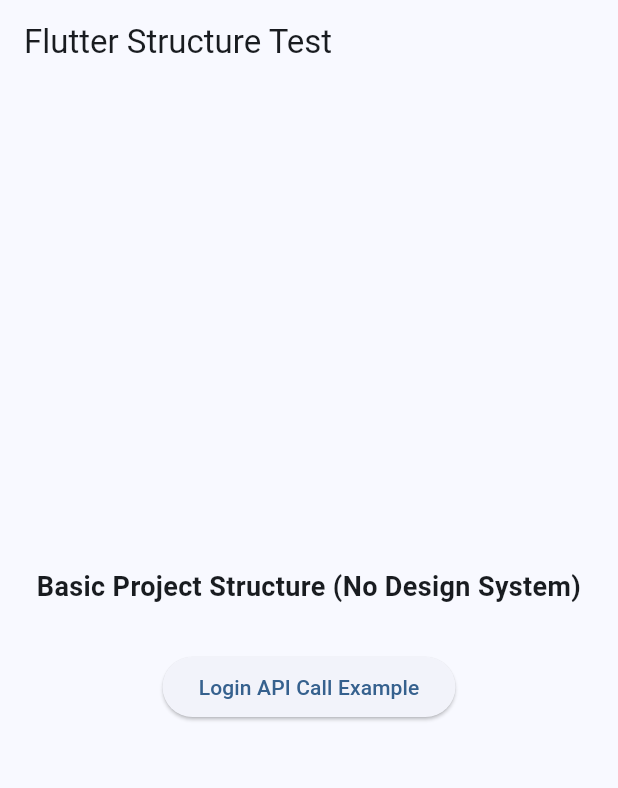
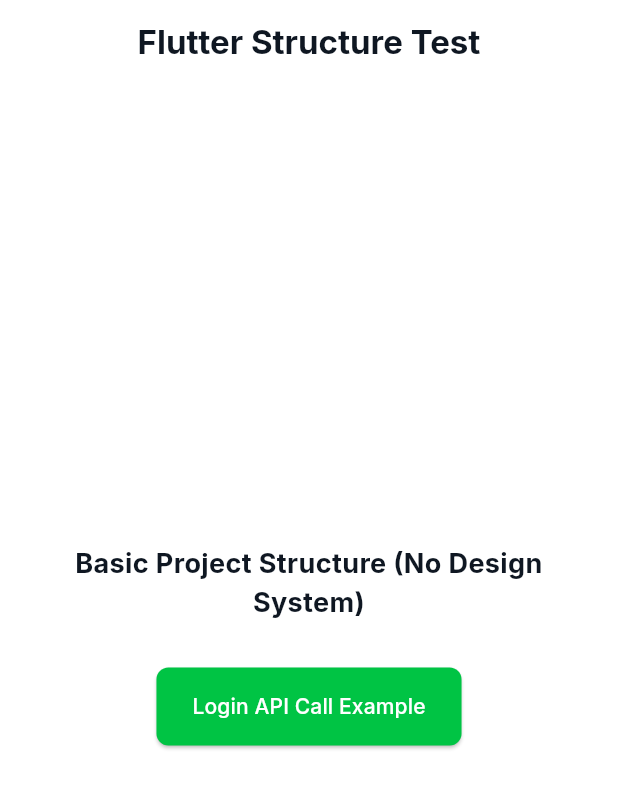
Before and after one commit to Amithkkr/autoreply_ai, a Flutter app: the screen it shows after launch, on a phone screen of 412 x 824 dp. Shown: the top 788 px of the screen. Run offline on Flutter 3.47's test engine with Material 3 defaults, Android fonts, the phone set to English and light mode, and no system bars; our stand-ins replace auto_route, dio, file_picker, firebase_auth, flutter_mobx, flutter_screenutil and 8 more; missing offline and left inert: flutter_facebook_auth, flutter_web_auth_2, twitter_login; accounts and stored records are empty; generated files the repository leaves out were written again; statements that could not run were skipped.

Commit message:
Implement design token system and project documentation for Cursor agents
- Integrated a JSON-based design token system via `assets/style_tokens.json`.
- Added `DesignTokens` class to load and parse semantic colors, spacing, radii, and typography at startup.
- Implemented `buildAppTheme` in `lib/theme/app_theme.dart` to generate Material 3 `ThemeData` using tokens and Google Fonts (Inter).
- Updated `main.dart` to initialize `DesignTokens` and apply the generated theme.
- Added a suite of Cursor agent "skills" and "rules" in `.cursor/` to provide architectural context, codegen instructions, and platform-specific build guidelines.
- Updated `PROJECT_STRUCTURE.md` to document the new theme engine and agent maintenance workflow.
- Fixed a 401 error handling route mismatch in `PROJECT_STRUCTURE.md` by aligning it with `LoginRoute`.
- Added `theme_context.dart` extension for easy access to design tokens via `BuildContext`.

```diff
--- a/lib/main.dart
+++ b/lib/main.dart
@@ -7,6 +7,8 @@
 import 'package:flutter_demo_structure/core/locator/locator.dart';
 import 'package:flutter_demo_structure/generated/l10n.dart';
 import 'package:flutter_demo_structure/router/app_router.dart';
+import 'package:flutter_demo_structure/theme/app_theme.dart';
+import 'package:flutter_demo_structure/theme/design_tokens.dart';
 import 'package:flutter_localizations/flutter_localizations.dart';
 import 'package:flutter_screenutil/flutter_screenutil.dart';
 
@@ -15,6 +17,7 @@
     () async {
       WidgetsFlutterBinding.ensureInitialized();
 
+      await DesignTokens.load();
       await setupLocator();
       await locator.isReady<AppDB>();
 
@@ -50,10 +53,7 @@
     return ScreenUtilInit(
       builder: (context, child) => MaterialApp.router(
         title: 'Flutter Structure Test',
-        theme: ThemeData(
-          useMaterial3: true,
-          colorSchemeSeed: Colors.blue,
-        ),
+        theme: buildAppTheme(DesignTokens.instance),
         debugShowCheckedModeBanner: false,
         routerConfig: appRouter.config(),
         localizationsDelegates: const [
--- /dev/null
+++ b/lib/theme/app_theme.dart
@@ -0,0 +1,72 @@
+import 'package:flutter/material.dart';
+import 'package:google_fonts/google_fonts.dart';
+
+import 'design_tokens.dart';
+
+/// Material 3 [ThemeData] built from [DesignTokens] (style_tokens.json).
+ThemeData buildAppTheme(DesignTokens tokens) {
+  final scheme = tokens.colors.toColorScheme();
+  final inter = GoogleFonts.interTextTheme();
+
+  TextStyle? byKey(String key) {
+    final t = tokens.typography[key];
+    if (t == null) return null;
+    return GoogleFonts.inter(
+      fontSize: t.fontSize,
+      fontWeight: t.fontWeight,
+      height: t.height,
+      letterSpacing: t.letterSpacing,
+      color: scheme.onSurface,
+    );
+  }
+
+  return ThemeData(
+    useMaterial3: true,
+    colorScheme: scheme,
+    scaffoldBackgroundColor: tokens.colors.background,
+    appBarTheme: AppBarTheme(
+      backgroundColor: scheme.surface,
+      foregroundColor: scheme.onSurface,
+      elevation: 0,
+      centerTitle: true,
+    ),
+    elevatedButtonTheme: ElevatedButtonThemeData(
+      style: ElevatedButton.styleFrom(
+        backgroundColor: scheme.primary,
+        foregroundColor: scheme.onPrimary,
+        padding: EdgeInsets.symmetric(
+          horizontal: tokens.spacing['l'] ?? 24,
+          vertical: tokens.spacing['m'] ?? 16,
+        ),
+        shape: RoundedRectangleBorder(
+          borderRadius: BorderRadius.circular(tokens.radius['md'] ?? 8),
+        ),
+      ),
+    ),
+    inputDecorationTheme: InputDecorationTheme(
+      border: OutlineInputBorder(
+        borderRadius: BorderRadius.circular(tokens.radius['md'] ?? 8),
+      ),
+      filled: true,
+      fillColor: scheme.surfaceContainerHighest,
+    ),
+    cardTheme: CardThemeData(
+      elevation: 0,
+      color: scheme.surface,
+      shape: RoundedRectangleBorder(
+        borderRadius: BorderRadius.circular(tokens.radius['lg'] ?? 10),
+        side: BorderSide(color: scheme.outline.withValues(alpha: 0.4)),
+      ),
+    ),
+    textTheme: inter.copyWith(
+      displayLarge: byKey('displayLg'),
+      displayMedium: byKey('displayMd'),
+      headlineSmall: byKey('headlineSm'),
+      titleLarge: byKey('titleLg'),
+      titleMedium: byKey('titleMd'),
+      bodyLarge: byKey('bodyLg'),
+      bodyMedium: byKey('bodyMd'),
+      labelMedium: byKey('labelMd'),
+    ),
+  );
+}
--- /dev/null
+++ b/lib/theme/design_tokens.dart
@@ -0,0 +1,179 @@
+import 'dart:convert';
+
+import 'package:flutter/material.dart';
+import 'package:flutter/services.dart';
+
+/// Loads [assets/style_tokens.json]. Call [load] once after
+/// [WidgetsFlutterBinding.ensureInitialized].
+class DesignTokens {
+  DesignTokens._({
+    required this.colors,
+    required this.spacing,
+    required this.radius,
+    required this.typography,
+  });
+
+  final TokenColors colors;
+  final Map<String, double> spacing;
+  final Map<String, double> radius;
+  final Map<String, TextStyle> typography;
+
+  static DesignTokens? _instance;
+
+  static DesignTokens get instance {
+    final i = _instance;
+    if (i == null) {
+      throw StateError('DesignTokens.load() must be called before runApp');
+    }
+    return i;
+  }
+
+  static Future<void> load() async {
+    final raw = await rootBundle.loadString('assets/style_tokens.json');
+    _instance = _parse(jsonDecode(raw) as Map<String, dynamic>);
+  }
+
+  static DesignTokens _parse(Map<String, dynamic> json) {
+    final c = json['colors'] as Map<String, dynamic>? ?? {};
+    final s = (json['spacing'] as Map<String, dynamic>? ?? {})
+        .map((k, v) => MapEntry(k, (v as num).toDouble()));
+    final r = (json['radius'] as Map<String, dynamic>? ?? {})
+        .map((k, v) => MapEntry(k, (v as num).toDouble()));
+    final t = json['typography'] as Map<String, dynamic>? ?? {};
+    return DesignTokens._(
+      colors: TokenColors.fromJson(c),
+      spacing: s,
+      radius: r,
+      typography: t.map((key, v) => MapEntry(
+            key,
+            _textStyleFromJson(v as Map<String, dynamic>),
+          )),
+    );
+  }
+
+  static TextStyle _textStyleFromJson(Map<String, dynamic> m) {
+    final size = (m['fontSize'] as num?)?.toDouble() ?? 14;
+    final weight = _fontWeight(m['fontWeight'] as String?);
+    final height = (m['height'] as num?)?.toDouble();
+    final letter = (m['letterSpacing'] as num?)?.toDouble();
+    final family = m['fontFamily'] as String?;
+    return TextStyle(
+      fontFamily: family,
+      fontSize: size,
+      fontWeight: weight,
+      height: height,
+      letterSpacing: letter,
+    );
+  }
+
+  static FontWeight? _fontWeight(String? w) {
+    switch (w) {
+      case 'bold':
+      case 'w700':
+        return FontWeight.w700;
+      case 'w600':
+        return FontWeight.w600;
+      case 'w500':
+        return FontWeight.w500;
+      case 'normal':
+      case null:
+        return FontWeight.w400;
+      default:
+        return FontWeight.w400;
+    }
+  }
+}
+
+class TokenColors {
+  TokenColors({
+    required this.primary,
+    required this.onPrimary,
+    required this.secondary,
+    required this.onSecondary,
+    required this.tertiary,
+    required this.onTertiary,
+    required this.background,
+    required this.onBackground,
+    required this.surface,
+    required this.onSurface,
+    required this.surfaceVariant,
+    required this.onSurfaceVariant,
+    required this.outline,
+    required this.outlineVariant,
+    required this.error,
+    required this.onError,
+  });
+
+  final Color primary;
+  final Color onPrimary;
+  final Color secondary;
+  final Color onSecondary;
+  final Color tertiary;
+  final Color onTertiary;
+  final Color background;
+  final Color onBackground;
+  final Color surface;
+  final Color onSurface;
+  final Color surfaceVariant;
+  final Color onSurfaceVariant;
+  final Color outline;
+  final Color outlineVariant;
+  final Color error;
+  final Color onError;
+
+  static TokenColors fromJson(Map<String, dynamic> j) {
+    return TokenColors(
+      primary: _hex(j['primary'] as String),
+      onPrimary: _hex(j['onPrimary'] as String),
+      secondary: _hex(j['secondary'] as String),
+      onSecondary: _hex(j['onSecondary'] as String),
+      tertiary: _hex(j['tertiary'] as String),
+      onTertiary: _hex(j['onTertiary'] as String),
+      background: _hex(j['background'] as String),
+      onBackground: _hex(j['onBackground'] as String),
+      surface: _hex(j['surface'] as String),
+      onSurface: _hex(j['onSurface'] as String),
+      surfaceVariant: _hex(j['surfaceVariant'] as String),
+      onSurfaceVariant: _hex(j['onSurfaceVariant'] as String),
+      outline: _hex(j['outline'] as String),
+      outlineVariant: _hex(j['outlineVariant'] as String? ?? '#00000000'),
+      error: _hex(j['error'] as String),
+      onError: _hex(j['onError'] as String),
+    );
+  }
+
+  /// Supports `#RRGGBB` and `#RRGGBBAA` (last byte = alpha).
+  static Color _hex(String hex) {
+    var h = hex.replaceAll('#', '');
+    if (h.length == 6) {
+      return Color(int.parse('FF$h', radix: 16));
+    }
+    if (h.length == 8) {
+      final v = int.parse(h, radix: 16);
+      final r = (v >> 24) & 0xFF;
+      final g = (v >> 16) & 0xFF;
+      final b = (v >> 8) & 0xFF;
+      final a = v & 0xFF;
+      return Color.fromARGB(a, r, g, b);
+    }
+    return Colors.grey;
+  }
+
+  ColorScheme toColorScheme({Brightness brightness = Brightness.light}) {
+    return ColorScheme(
+      brightness: brightness,
+      primary: primary,
+      onPrimary: onPrimary,
+      secondary: secondary,
+      onSecondary: onSecondary,
+      tertiary: tertiary,
+      onTertiary: onTertiary,
+      error: error,
+      onError: onError,
+      surface: surface,
+      onSurface: onSurface,
+      surfaceContainerHighest: surfaceVariant,
+      outline: outline,
+    );
+  }
+}
--- /dev/null
+++ b/lib/theme/theme_context.dart
@@ -0,0 +1,8 @@
+import 'package:flutter/widgets.dart';
+
+import 'design_tokens.dart';
+
+/// Access loaded [DesignTokens] from build context (after [DesignTokens.load]).
+extension DesignTokensContext on BuildContext {
+  DesignTokens get designTokens => DesignTokens.instance;
+}
```
Also changed, not shown: 9 other files.
